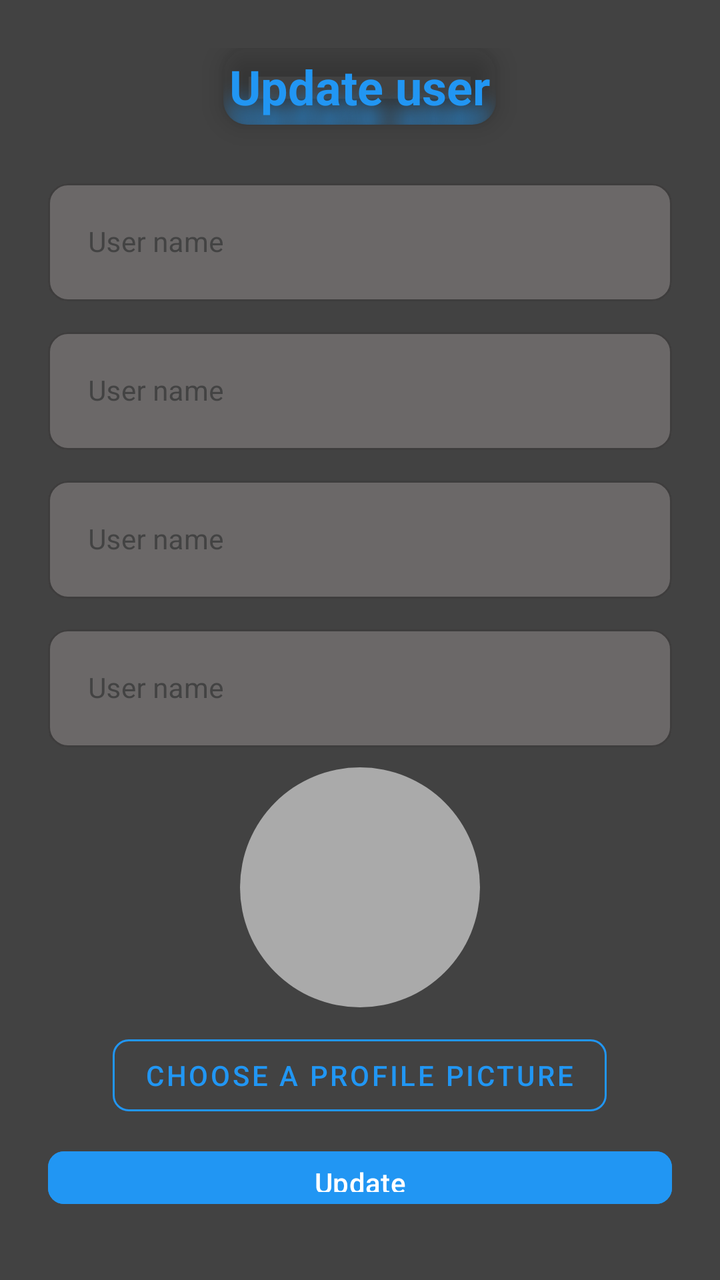
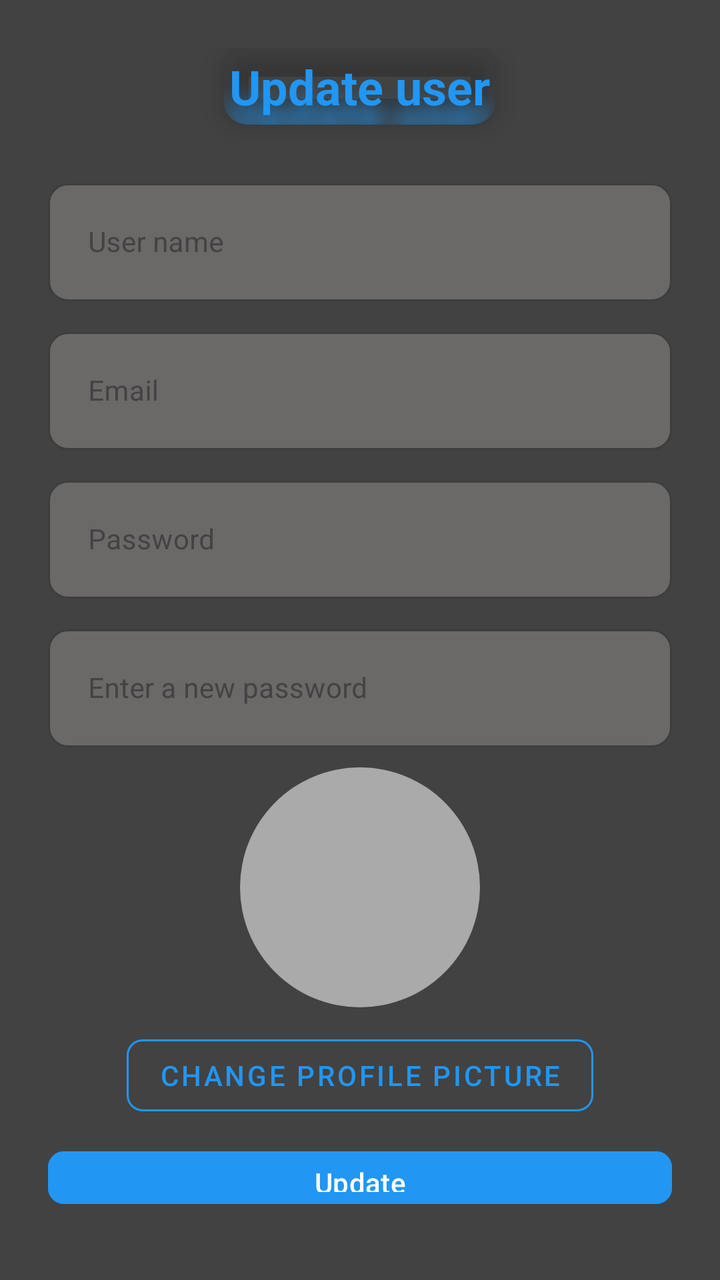

The first picture is an Android layout as it rendered before a commit; the second is the same layout after the commit. The layout source and the unified diff follow.
<!-- AndroidManifest.xml: application theme Theme.RetroPlay -->
<!-- res/layout/fragment_actualizar_usuario.xml -->
<?xml version="1.0" encoding="utf-8"?>
<LinearLayout
    xmlns:android="http://schemas.android.com/apk/res/android"
    xmlns:app="http://schemas.android.com/apk/res-auto"
    xmlns:tools="http://schemas.android.com/tools"
    android:layout_width="match_parent"
    android:layout_height="match_parent"
    android:background="@color/gris_medio_oscuro"
    android:gravity="center"
    android:orientation="vertical"
    android:padding="24dp"
    android:layout_marginTop="?attr/actionBarSize"
    tools:context=".ActualizarUsuarioFragment">

    <androidx.cardview.widget.CardView
        android:layout_width="wrap_content"
        android:layout_height="wrap_content"
        app:cardCornerRadius="12dp"
        app:cardElevation="8dp"
        app:cardBackgroundColor="@android:color/transparent"
        android:layout_marginBottom="24dp">

        <TextView
            android:id="@+id/titleTextView"
            android:layout_width="wrap_content"
            android:layout_height="wrap_content"
            android:gravity="center"
            android:text="@string/actualizarUsuario"
            android:textColor="@color/azul"
            android:textSize="24sp"
            android:textStyle="bold"
            android:padding="3dp"
            android:background="@drawable/rounded_background"
            android:shadowColor="@color/azul"
            android:shadowDx="0"
            android:shadowDy="40"
            android:shadowRadius="25"/>
    </androidx.cardview.widget.CardView>

    
    <com.google.android.material.textfield.TextInputLayout
        style="@style/MyOutlinedTextInputLayout"
        android:layout_width="match_parent"
        android:layout_height="wrap_content"
        app:boxStrokeColor="@color/borde_gris"
        android:layout_marginBottom="10dp"
        app:cursorColor="@color/azul"
        app:hintTextColor="@color/azul"
        android:textColorHint="@color/textoLoginRegister"
        app:boxBackgroundColor="@color/gris"
        android:hint="@string/nombreUsuario">

        <com.google.android.material.textfield.TextInputEditText
            android:id="@+id/textoNombre"
            android:layout_width="match_parent"
            android:layout_height="wrap_content"
            android:inputType="textPersonName"
            android:textColor="@color/black"
            android:textSize="14sp"
            app:cursorColor="@color/azul"
            android:padding="20dp"
            android:textCursorDrawable="@drawable/cursor_azul"/>
    </com.google.android.material.textfield.TextInputLayout>

    <com.google.android.material.textfield.TextInputLayout
        style="@style/MyOutlinedTextInputLayout"
        android:layout_width="match_parent"
        android:layout_height="wrap_content"
        app:boxStrokeColor="@color/borde_gris"
        android:layout_marginBottom="10dp"
        app:cursorColor="@color/azul"
        app:hintTextColor="@color/azul"
        android:textColorHint="@color/textoLoginRegister"
        app:boxBackgroundColor="@color/gris"
        android:hint="@string/nombreUsuario">

        <com.google.android.material.textfield.TextInputEditText
            android:id="@+id/textoEmail"
            android:layout_width="match_parent"
            android:layout_height="wrap_content"
            android:inputType="textPersonName"
            android:textColor="@color/black"
            android:textSize="14sp"
            app:cursorColor="@color/azul"
            android:padding="20dp"
            android:textCursorDrawable="@drawable/cursor_azul"/>
    </com.google.android.material.textfield.TextInputLayout>

    
    <com.google.android.material.textfield.TextInputLayout
        style="@style/MyOutlinedTextInputLayout"
        android:layout_width="match_parent"
        android:layout_height="wrap_content"
        app:boxStrokeColor="@color/borde_gris"
        android:layout_marginBottom="10dp"
        app:cursorColor="@color/azul"
        app:hintTextColor="@color/azul"
        android:textColorHint="@color/textoLoginRegister"
        app:boxBackgroundColor="@color/gris"
        android:hint="@string/nombreUsuario">

        <com.google.android.material.textfield.TextInputEditText
            android:id="@+id/textoPasswordAntigua"
            android:layout_width="match_parent"
            android:layout_height="wrap_content"
            android:inputType="textPersonName"
            android:textColor="@color/black"
            android:textSize="14sp"
            app:cursorColor="@color/azul"
            android:padding="20dp"
            android:textCursorDrawable="@drawable/cursor_azul"/>
    </com.google.android.material.textfield.TextInputLayout>

    
    <com.google.android.material.textfield.TextInputLayout
        style="@style/MyOutlinedTextInputLayout"
        android:layout_width="match_parent"
        android:layout_height="wrap_content"
        app:boxStrokeColor="@color/borde_gris"
        android:layout_marginBottom="10dp"
        app:cursorColor="@color/azul"
        app:hintTextColor="@color/azul"
        android:textColorHint="@color/textoLoginRegister"
        app:boxBackgroundColor="@color/gris"
        android:hint="@string/nombreUsuario">

        <com.google.android.material.textfield.TextInputEditText
            android:id="@+id/textoPasswordNueva"
            android:layout_width="match_parent"
            android:layout_height="wrap_content"
            android:inputType="textPersonName"
            android:textColor="@color/black"
            android:textSize="14sp"
            app:cursorColor="@color/azul"
            android:padding="20dp"
            android:textCursorDrawable="@drawable/cursor_azul"/>
    </com.google.android.material.textfield.TextInputLayout>

    
    <ImageView
        android:id="@+id/imagen"
        android:layout_width="120dp"
        android:layout_height="120dp"
        android:layout_gravity="center"
        android:scaleType="centerCrop"
        android:background="@drawable/circle_background"
        android:contentDescription="Imagen de perfil"
        android:layout_marginBottom="10dp"/>

    
    <Button
        android:id="@+id/btnSubirImagenPerfil"
        style="@style/Widget.MaterialComponents.Button.OutlinedButton"
        android:layout_width="wrap_content"
        android:layout_height="wrap_content"
        android:text="@string/fotoPerfil"
        app:strokeColor="@color/azul"
        app:strokeWidth="1dp"
        android:textColor="@color/azul"
        app:cornerRadius="8dp"
        android:layout_marginBottom="10dp"/>

    
    <Button
        android:id="@+id/btnRegistrarUsuario"
        android:layout_width="match_parent"
        android:layout_height="wrap_content"
        android:text="@string/actualizar"
        android:backgroundTint="@color/azul"
        android:textColor="@color/white"
        android:layout_marginBottom="10dp"
        app:cornerRadius="8dp"/>

</LinearLayout>
<!-- resources referenced by this layout -->
<resources>
  <color name="azul">#2196F3</color>
  <color name="black">#FF000000</color>
  <color name="borde_gris">#313131</color>
  <color name="gris">#6B6868</color>
  <color name="gris_medio_oscuro">#424242</color>
  <color name="textoLoginRegister">#434343</color>
  <color name="white">#FFFFFFFF</color>
  <!-- drawable circle_background (drawable) -->
  <shape xmlns:android="http://schemas.android.com/apk/res/android">
      <solid android:color="@android:color/darker_gray"/>
      <corners android:radius="60dp"/>
  </shape>
  <!-- drawable cursor_azul (drawable) -->
  <?xml version="1.0" encoding="utf-8"?>
  <shape xmlns:android="http://schemas.android.com/apk/res/android"
      android:shape="rectangle">
      <size android:width="2dp" /> 
      <solid android:color="@color/azul" /> 
  </shape>
  <!-- drawable rounded_background (drawable) -->
  <shape xmlns:android="http://schemas.android.com/apk/res/android">
      <solid android:color="@android:color/transparent"/> 
      <corners android:radius="12dp"/> 
  </shape>
  <string name="actualizar" tools:ignore="ExtraTranslation,MissingTranslation">Update</string>
  <string name="actualizarUsuario" tools:ignore="ExtraTranslation,MissingTranslation">Update user</string>
  <string name="fotoPerfil" tools:ignore="ExtraTranslation">Choose a profile picture</string>
  <string name="nombreUsuario" tools:ignore="ExtraTranslation">User name</string>
  <style name="MyOutlinedTextInputLayout" parent="Widget.MaterialComponents.TextInputLayout.OutlinedBox">
          <item name="boxCornerRadiusTopStart">10dp</item>
          <item name="boxCornerRadiusTopEnd">10dp</item>
          <item name="boxCornerRadiusBottomStart">10dp</item>
          <item name="boxCornerRadiusBottomEnd">10dp</item>
      </style>
  <style name="Theme.RetroPlay" parent="Base.Theme.RetroPlay" />
  <style name="Base.Theme.RetroPlay" parent="Theme.Material3.DayNight.NoActionBar">
          
          <item name="android:statusBarColor">@color/azul</item>
          <item name="android:navigationBarColor">@color/azul</item>
  
          
      </style>
</resources>

<!-- the commit's change to res/layout/fragment_actualizar_usuario.xml (unified diff, before → after) -->
@@ -72,7 +72,7 @@
         app:hintTextColor="@color/azul"
         android:textColorHint="@color/textoLoginRegister"
         app:boxBackgroundColor="@color/gris"
-        android:hint="@string/nombreUsuario">
+        android:hint="@string/correoElectronico">
 
         <com.google.android.material.textfield.TextInputEditText
             android:id="@+id/textoEmail"
@@ -97,7 +97,7 @@
         app:hintTextColor="@color/azul"
         android:textColorHint="@color/textoLoginRegister"
         app:boxBackgroundColor="@color/gris"
-        android:hint="@string/nombreUsuario">
+        android:hint="@string/contraseña">
 
         <com.google.android.material.textfield.TextInputEditText
             android:id="@+id/textoPasswordAntigua"
@@ -122,7 +122,7 @@
         app:hintTextColor="@color/azul"
         android:textColorHint="@color/textoLoginRegister"
         app:boxBackgroundColor="@color/gris"
-        android:hint="@string/nombreUsuario">
+        android:hint="@string/passwordNueva">
 
         <com.google.android.material.textfield.TextInputEditText
             android:id="@+id/textoPasswordNueva"
@@ -153,7 +153,7 @@
         style="@style/Widget.MaterialComponents.Button.OutlinedButton"
         android:layout_width="wrap_content"
         android:layout_height="wrap_content"
-        android:text="@string/fotoPerfil"
+        android:text="@string/cambiarImagen"
         app:strokeColor="@color/azul"
         app:strokeWidth="1dp"
         android:textColor="@color/azul"
<!-- resource entries referenced after the edit -->
@@ -26,8 +26,10 @@
   </shape>
   <string name="actualizar" tools:ignore="ExtraTranslation,MissingTranslation">Update</string>
   <string name="actualizarUsuario" tools:ignore="ExtraTranslation,MissingTranslation">Update user</string>
-  <string name="fotoPerfil" tools:ignore="ExtraTranslation">Choose a profile picture</string>
+  <string name="cambiarImagen" tools:ignore="ExtraTranslation,MissingTranslation">Change profile picture</string>
+  <string name="correoElectronico" tools:ignore="ExtraTranslation">Email</string>
   <string name="nombreUsuario" tools:ignore="ExtraTranslation">User name</string>
+  <string name="passwordNueva" tools:ignore="ExtraTranslation,MissingTranslation">Enter a new password</string>
   <style name="MyOutlinedTextInputLayout" parent="Widget.MaterialComponents.TextInputLayout.OutlinedBox">
           <item name="boxCornerRadiusTopStart">10dp</item>
           <item name="boxCornerRadiusTopEnd">10dp</item>
